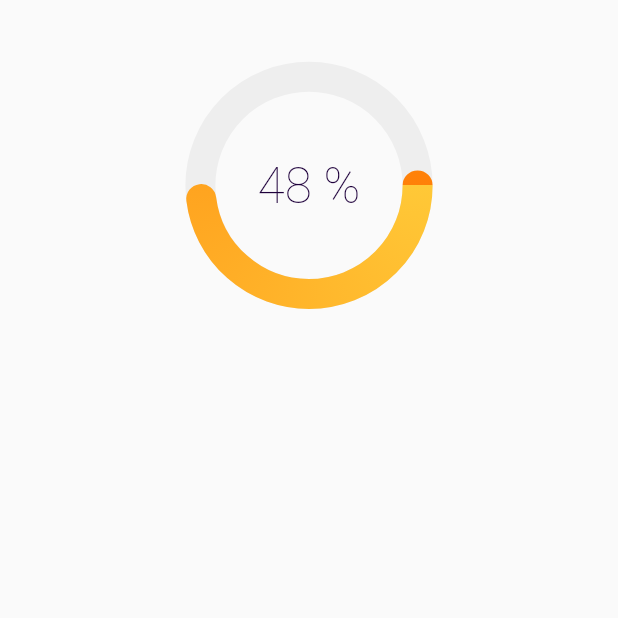
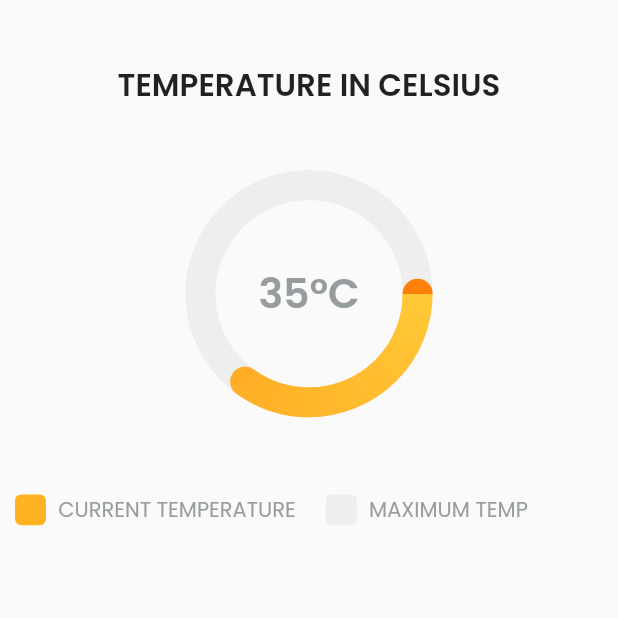
Before and after one commit to ArpitSahu01/Futurista_Edu_project, a Flutter app: the screen it shows after launch, on a phone screen of 412 x 824 dp, the top half of it. Run offline on Flutter 3.47's test engine with Material 2 defaults, Android fonts, the phone set to English and light mode, and no system bars; drawn by our look-alikes of sleek_circular_slider; our stand-ins replace get, google_fonts.

Commit message:
done with checkboxes

```diff
--- a/lib/progress_indicator.dart
+++ b/lib/progress_indicator.dart
@@ -1,4 +1,6 @@
 import 'package:flutter/material.dart';
+import 'package:futurista_edu/extensions/extensions.dart';
+import 'package:futurista_edu/utils/utils.dart';
 import 'package:sleek_circular_slider/sleek_circular_slider.dart';
 import 'package:get/get.dart';
 
@@ -18,6 +20,13 @@ class _CircularIndicatorState extends State<CircularIndicator> {
       max: 100,
       min: 0,
       appearance:  CircularSliderAppearance(
+        infoProperties: InfoProperties(
+          modifier: (percentage) => "${percentage.toInt()}°C",
+          mainLabelStyle: kPoppinsMedium.copyWith(
+              fontSize: 20.0.sp,
+              color: const Color(0xff979C9E)
+          ),
+        ),
           angleRange: 360,
           startAngle: 0,
           size: Get.width * 0.4,
--- a/lib/screens/home_screen.dart
+++ b/lib/screens/home_screen.dart
@@ -1,8 +1,9 @@
 import 'package:flutter/material.dart';
 import 'package:futurista_edu/extensions/extensions.dart';
 import 'package:futurista_edu/progress_indicator.dart';
-import 'package:sleek_circular_slider/sleek_circular_slider.dart';
+import 'package:futurista_edu/utils/utils.dart';
 
+bool _currentTempCheck = true;
 
 class HomeScreen extends StatefulWidget {
   const HomeScreen({Key? key}) : super(key: key);
@@ -12,17 +13,82 @@ class HomeScreen extends StatefulWidget {
 }
 
 class _HomeScreenState extends State<HomeScreen> {
+  double maxTemp = 72;
+  double currTemp = 35;
   @override
   Widget build(BuildContext context) {
+    if(_currentTempCheck){
+
+    }
     return Scaffold(
-      body: SafeArea(child: SingleChildScrollView(
+      body: SafeArea(child:
+      SingleChildScrollView(
         child: Column(
           children:  [
             SizedBox(height: 5.0.hp,),
-            Center(child: CircularIndicator(value: 48,))
+            Text("TEMPERATURE IN CELSIUS",style: kPoppinsMedium.copyWith(fontSize: 15.0.sp),),
+            SizedBox(height: 5.0.hp,),
+            Center(child: CircularIndicator(value: _currentTempCheck ? currTemp : maxTemp ,)),
+            SizedBox(height: 5.0.hp,),
+            Row(children: [
+              GestureDetector(
+                onTap: (){
+                  setState(() {
+                    _currentTempCheck = !_currentTempCheck;
+                  });
+                },
+                  child: Padding(
+                    padding: const EdgeInsets.all(10.0),
+                    child: CustomCheckBox(check: _currentTempCheck,text: "CURRENT TEMPERATURE"),
+                  ),
+              ),
+              GestureDetector(
+                onTap: (){
+                  setState(() {
+                    _currentTempCheck = !_currentTempCheck;
+                  });
+                },
+                child: Padding(
+                  padding: const EdgeInsets.all(10.0),
+                  child: CustomCheckBox(check: !_currentTempCheck,text: "MAXIMUM TEMP",),
+                ),
+              ),
+            ],
+            ),
           ],
         ),
       )),
     );
   }
 }
+
+
+class CustomCheckBox extends StatelessWidget {
+
+  bool check;
+  String text;
+
+  CustomCheckBox({Key? key, required this.check,required this.text}) : super(key: key);
+
+  @override
+  Widget build(BuildContext context) {
+    return Center(
+      child: Row(
+        mainAxisAlignment: MainAxisAlignment.center,
+        children: [
+        Container(
+          width: 5.0.wp,
+          height: 5.0.wp,
+          decoration: BoxDecoration(
+            borderRadius: BorderRadius.circular(1.0.wp),
+            color: check ? Color(0xffFFB323) : Color(0xffEEEEEE),
+          ),
+        ),
+        SizedBox(width: 2.0.wp,),
+        Text(text,style: kPoppinsRegular.copyWith(
+          color: const Color(0xff979C9E),
+        ),)
+      ],),
+    );
+  }
+}
--- /dev/null
+++ b/lib/utils/utils.dart
@@ -0,0 +1,19 @@
+import 'dart:ui';
+
+import 'package:google_fonts/google_fonts.dart';
+
+final kPoppinsRegular = GoogleFonts.poppins(
+  fontWeight: FontWeight.w400,
+);
+
+final kPoppinsMedium = GoogleFonts.poppins(
+  fontWeight: FontWeight.w600,
+);
+
+final kPoppinsSemiBold = GoogleFonts.poppins(
+  fontWeight: FontWeight.w800,
+);
+
+final kPoppinsBold = GoogleFonts.poppins(
+  fontWeight: FontWeight.w900,
+);
--- a/pubspec.yaml
+++ b/pubspec.yaml
@@ -31,10 +31,10 @@ dependencies:
   flutter:
     sdk: flutter
   get: ^4.6.5
+  google_fonts: ^4.0.4
   sleek_circular_slider: ^2.0.1
   http: ^0.13.6
   fluttertoast: ^8.2.1
-  google_fonts: ^4.0.4
 
   # The following adds the Cupertino Icons font to your application.
   # Use with the CupertinoIcons class for iOS style icons.
```
